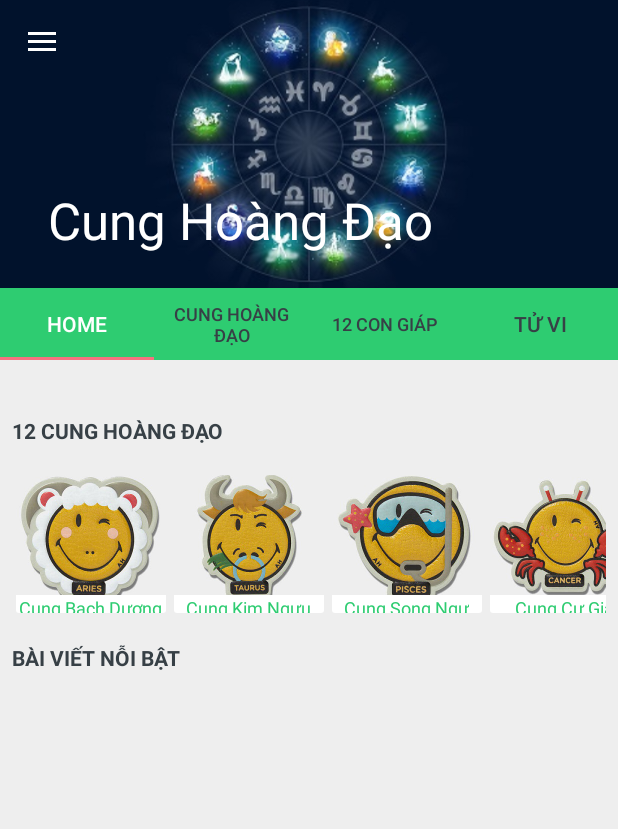
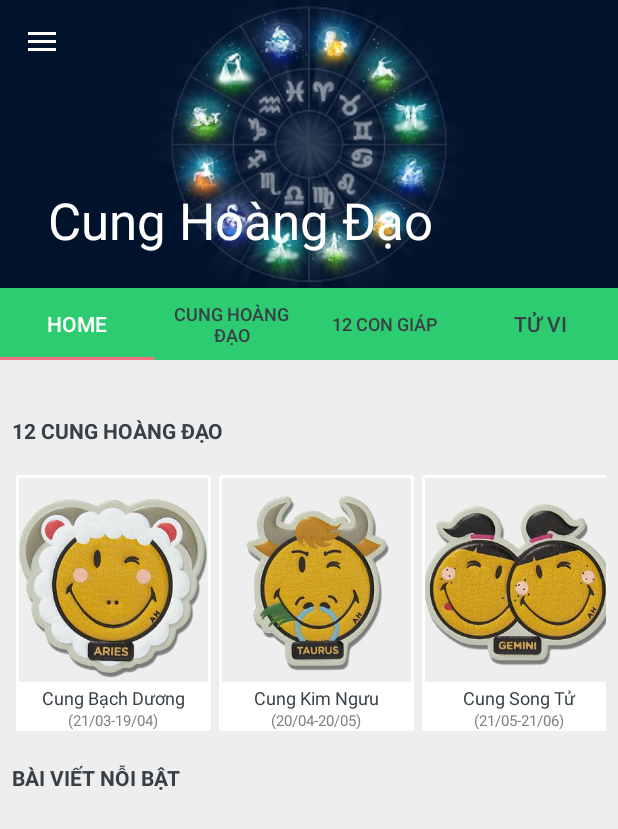
Before and after one commit to trangchongcheng/cunghoangdao, an Android app: the HomeTabFragment screen opened directly, with no data from a screen before it, scrolled down 408 dp, on a phone screen of 412 x 824 dp. Shown: the top 829 px of the screen. Run offline under Robolectric (Android 15) with nearby library versions, the phone set to English and light mode, and no system bars; our stand-ins replace CircleImageView; libraries missing offline, so code that uses them is left out: com.alorma.timeline, com.daimajia.slider, com.getbase.floatingactionbutton; plain views replace RoundTimelineView, SliderLayout; network calls fail; pictures from the network do not load; 47 statements that could not run were skipped.

Commit message:
Edit slide item 12CungHoangDao

```diff
--- a/app/src/main/java/cheng/com/android/cunghoangdao/adapters/hometab/RecyclerViewAdapter.java
+++ b/app/src/main/java/cheng/com/android/cunghoangdao/adapters/hometab/RecyclerViewAdapter.java
@@ -24,7 +24,7 @@ public class RecyclerViewAdapter extends RecyclerView.Adapter<RecyclerViewHolder
 
     @Override
     public int getItemViewType(int position) {
-       // return TimelineView.getTimeLineViewType(position, getItemCount());
+        // return TimelineView.getTimeLineViewType(position, getItemCount());
         return 0;
     }
 
@@ -47,11 +47,11 @@ public class RecyclerViewAdapter extends RecyclerView.Adapter<RecyclerViewHolder
     public void onBindViewHolder(RecyclerViewHolder recyclerViewHolder, int i) {
         Cunghoangdao model = arrayCunghoangdao.get(i);
         recyclerViewHolder.tvName.setText(model.getName());
-        Log.d(TAG, model.getImage()+"");
-        if(model.getImage() != 0){
+        Log.d(TAG, model.getImage() + "");
+        if (model.getImage() != 0) {
             Glide.with(context).load(model.getImage()).into(recyclerViewHolder.imgCunghoangdao);
         }
-
+        recyclerViewHolder.tvDate.setText(model.getDate());
     }
 
     @Override
--- a/app/src/main/java/cheng/com/android/cunghoangdao/adapters/hometab/RecyclerViewHolder.java
+++ b/app/src/main/java/cheng/com/android/cunghoangdao/adapters/hometab/RecyclerViewHolder.java
@@ -13,6 +13,7 @@ import cheng.com.android.cunghoangdao.R;
 public class RecyclerViewHolder extends RecyclerView.ViewHolder {
     public TextView tvName;
     public ImageView imgCunghoangdao;
+    public TextView tvDate;
     public RecyclerViewHolder(View view) {
         super(view);
         // Find all views ids
@@ -21,6 +22,8 @@ public class RecyclerViewHolder extends RecyclerView.ViewHolder {
                 .findViewById(R.id.item_slider_tvName);
         this.imgCunghoangdao = (ImageView) view
                 .findViewById(R.id.item_slider_imgSlider);
+        this.tvDate = (TextView) view
+                .findViewById(R.id.item_slider_tvDate);
 
 
     }
--- a/app/src/main/java/cheng/com/android/cunghoangdao/fragments/hometab/HomeTabFragment.java
+++ b/app/src/main/java/cheng/com/android/cunghoangdao/fragments/hometab/HomeTabFragment.java
@@ -115,7 +115,8 @@ public class HomeTabFragment extends BaseFragment implements
 
         for (int i = 0; i < getResources().getStringArray(R.array.cunghoangdaoname).length; i++) {
             cunghoangdao = new Cunghoangdao(getResources().getStringArray(R.array.cunghoangdaoname)[i],
-                    getResources().obtainTypedArray(R.array.cunghoangdaoimage).getResourceId(i, -1));
+                    getResources().obtainTypedArray(R.array.cunghoangdaoimage).getResourceId(i, -1),
+                    getResources().getStringArray(R.array.cunghoangdaodate)[i]);
             arrayCunghoangdao.add(cunghoangdao);
             Log.d(TAG, "initSlideCungHoangDao: "+getResources().getIntArray(R.array.cunghoangdaoimage)[i]);
         }
--- a/app/src/main/java/cheng/com/android/cunghoangdao/model/Cunghoangdao.java
+++ b/app/src/main/java/cheng/com/android/cunghoangdao/model/Cunghoangdao.java
@@ -6,6 +6,7 @@ package cheng.com.android.cunghoangdao.model;
 public class Cunghoangdao {
     private String name;
     private int image;
+    private String date;
 
     public String getName() {
         return name;
@@ -23,8 +24,17 @@ public class Cunghoangdao {
         this.image = image;
     }
 
-    public Cunghoangdao(String name, int image) {
+    public Cunghoangdao(String name, int image, String date) {
         this.name = name;
         this.image = image;
+        this.date = date;
+    }
+
+    public String getDate() {
+        return date;
+    }
+
+    public void setDate(String date) {
+        this.date = date;
     }
 }
--- a/app/src/main/res/layout/fragment_hometab.xml
+++ b/app/src/main/res/layout/fragment_hometab.xml
@@ -180,7 +180,7 @@
             <android.support.v7.widget.RecyclerView
                 android:id="@+id/cunghoangdao_fragment_recyclerSlide"
                 android:layout_width="match_parent"
-                android:layout_height="100dp" />
+                android:layout_height="180dp" />
 
             <TextView
                 style="@style/text_categoryes"
--- a/app/src/main/res/layout/item_activity_main_slider.xml
+++ b/app/src/main/res/layout/item_activity_main_slider.xml
@@ -12,25 +12,21 @@
         android:orientation="vertical">
 
         <ImageView
+            android:padding="2dp"
             android:scaleType="centerCrop"
             android:layout_gravity="center"
             android:id="@+id/item_slider_imgSlider"
-            android:layout_width="100dp"
-            android:layout_height="80dp"/>
+            android:layout_width="130dp"
+            android:layout_height="140dp"/>
 
         <TextView
             style="@style/text_cunghoangdao"
+            android:text="@string/cunghoangdao_name"
+            android:id="@+id/item_slider_tvName"/>
+        <TextView
+            style="@style/text_date_cunghoangdao"
             android:layout_gravity="center"
-            android:text="Demo cheng"
-            android:id="@+id/item_slider_tvName"
-            android:layout_width="wrap_content"
-            android:layout_height="wrap_content" />
-        <TextView
-            style="@style/text_descriptions"
-            android:layout_gravity="center"
-            android:text="Demo cheng"
-            android:id="@+id/item_slider_tvDate"
-            android:layout_width="wrap_content"
-            android:layout_height="wrap_content" />
+            android:text="@string/cunghoangdao_date"
+            android:id="@+id/item_slider_tvDate" />
     </LinearLayout>
 </android.support.v7.widget.CardView>
--- a/app/src/main/res/values/arraycunghoangdao.xml
+++ b/app/src/main/res/values/arraycunghoangdao.xml
@@ -2,7 +2,7 @@
     <string-array name="cunghoangdaoname">
         <item>@string/chd_bachduong</item>
         <item>@string/chd_kimnguu</item>
-        <item>@string/chd_songngu</item>
+        <item>@string/chd_songtu</item>
         <item>@string/chd_cugiai</item>
         <item>@string/chd_sutu</item>
         <item>@string/chd_xunu</item>
@@ -12,13 +12,12 @@
         <item>@string/chd_maket</item>
         <item>@string/chd_baobinh</item>
         <item>@string/chd_songngu</item>
-
     </string-array>
 
     <array name="cunghoangdaoimage">
         <item>@drawable/chd_bachduong</item>
         <item>@drawable/chd_kimnguu</item>
-        <item>@drawable/chd_songngu</item>
+        <item>@drawable/chd_songtu</item>
         <item>@drawable/chd_cugiai</item>
         <item>@drawable/chd_sutu</item>
         <item>@drawable/chd_xunu</item>
@@ -30,4 +29,18 @@
         <item>@drawable/chd_songngu</item>
 
     </array>
+    <string-array name="cunghoangdaodate">
+        <item>@string/chd_bachduong_date</item>
+        <item>@string/chd_kimnguu_date</item>
+        <item>@string/chd_songtu_date</item>
+        <item>@string/chd_cugiai_date</item>
+        <item>@string/chd_sutu_date</item>
+        <item>@string/chd_xunu_date</item>
+        <item>@string/chd_thienbinh_date</item>
+        <item>@string/chd_bocap_date</item>
+        <item>@string/chd_nhanma_date</item>
+        <item>@string/chd_maket_date</item>
+        <item>@string/chd_baobinh_date</item>
+        <item>@string/chd_songngu_date</item>
+    </string-array>
 </resources>
--- a/app/src/main/res/values/strings.xml
+++ b/app/src/main/res/values/strings.xml
@@ -42,6 +42,8 @@
     <string name="settings">Settings</string>
 
     <string name="time_default">1 giờ trước</string>
+    <string name="cunghoangdao_name">Cung Bạch Dương</string>
+    <string name="cunghoangdao_date">(01/07-24/07)</string>
 
     <string name="chd_bachduong">Cung Bạch Dương</string>
     <string name="chd_kimnguu">Cung Kim Ngưu</string>
@@ -55,6 +57,19 @@
     <string name="chd_maket">Cung Ma Kết</string>
     <string name="chd_baobinh">Cung Bảo Bình</string>
     <string name="chd_songngu">Cung Song Ngư</string>
+
+    <string name="chd_bachduong_date">(21/03-19/04)</string>
+    <string name="chd_kimnguu_date">(20/04-20/05)</string>
+    <string name="chd_songtu_date">(21/05-21/06)</string>
+    <string name="chd_cugiai_date">(22/06-22/07)</string>
+    <string name="chd_sutu_date">(23/07-22/08)</string>
+    <string name="chd_xunu_date">(23/08-22/09)</string>
+    <string name="chd_thienbinh_date">(23/09-23/10)</string>
+    <string name="chd_bocap_date">(24/10-22/11)</string>
+    <string name="chd_nhanma_date">(22/11-21/12)</string>
+    <string name="chd_maket_date">(22/12-19/01)</string>
+    <string name="chd_baobinh_date">(20/01-18/02)</string>
+    <string name="chd_songngu_date">(19/02-20/03)</string>
 
     <!--<integer name="chd_bachduong_image">@R.drawable.chd_bachduong</integer>-->
     <!--<integer name="chd_kimnguu_image">@R.drawable.chd_bachduong</integer>-->
--- a/app/src/main/res/values/styles.xml
+++ b/app/src/main/res/values/styles.xml
@@ -15,9 +15,6 @@
         <item name="windowActionModeOverlay">true</item>
 
     </style>
-
-
-
 
     <style name="text_login">
         <item name="android:textColor">#ffffff</item>
@@ -45,8 +42,18 @@
         <item name="android:textColor">@color/white</item>
     </style>
     <style name="text_cunghoangdao">
-        <item name="android:textColor">@color/colorPrimaryDark</item>
+        <item name="android:textColor">@color/navigationBarColor</item>
         <item name="android:textSize">12dp</item>
+        <item name="android:layout_width">wrap_content</item>
+        <item name="android:layout_height">wrap_content</item>
+        <item name="android:layout_gravity">center</item>
+    </style>
+    <style name="text_date_cunghoangdao">
+        <item name="android:textColor">@color/half_black</item>
+        <item name="android:textSize">10dp</item>
+        <item name="android:layout_width">wrap_content</item>
+        <item name="android:layout_height">wrap_content</item>
+        <item name="android:layout_gravity">center</item>
     </style>
 
 
```
